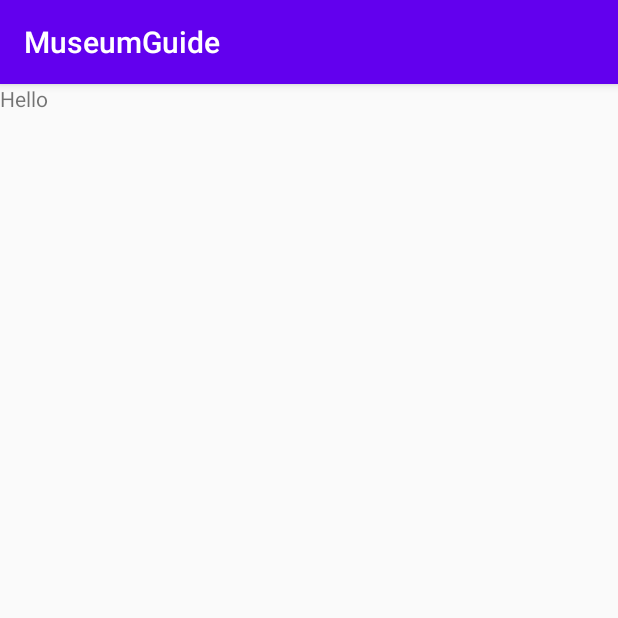
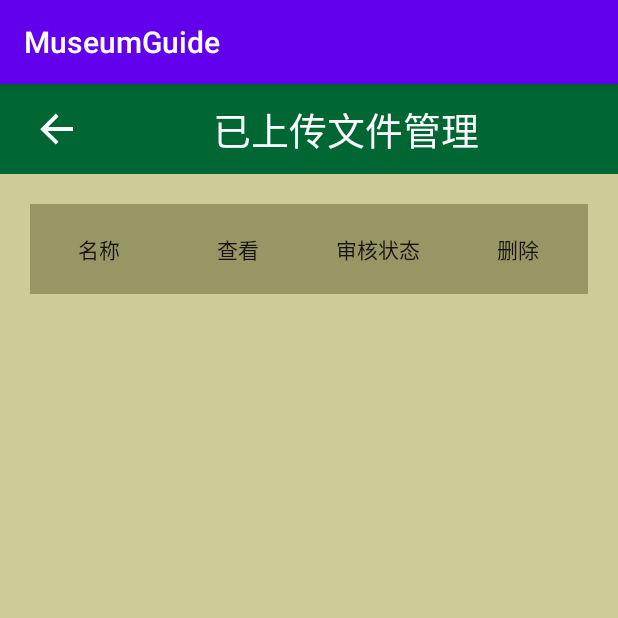
Before and after one commit to sekaiiiii/BUCTCS1703SECD, an Android app: the fragment ShowUploadState shown on its own in the app's theme, on a phone screen of 412 x 824 dp, the top half of it. Run offline under Robolectric (Android 15) with nearby library versions, the phone set to English and light mode, and no system bars.

Commit message:
已上传文件页面布局

```diff
--- a/Museum Navigation System/museumguide/app/src/main/res/layout/show_upload_state_fragment.xml
+++ b/Museum Navigation System/museumguide/app/src/main/res/layout/show_upload_state_fragment.xml
@@ -1,13 +1,72 @@
 <?xml version="1.0" encoding="utf-8"?>
+<?已上传文件管理?>
 <FrameLayout xmlns:android="http://schemas.android.com/apk/res/android"
     xmlns:tools="http://schemas.android.com/tools"
     android:layout_width="match_parent"
     android:layout_height="match_parent"
-    tools:context=".ui.FragmentForUsers.Upload.ShowUploadState">
+    tools:context=".ui.FragmentForUsers.Upload.ShowUploadState"
+    android:background="#CCCC99">
+    <LinearLayout
+        android:layout_width="match_parent"
+        android:layout_height="60dp"
+        android:background="#006633">
 
-    <TextView
+        <Button
+            android:id="@+id/bt_backup"
+            android:layout_width="50dp"
+            android:layout_height="match_parent"
+            android:background="#00000000"
+            android:drawableRight="@drawable/ic_fanhui"
+            />
+
+        <TextView
+            android:layout_width="match_parent"
+            android:layout_height="match_parent"
+            android:text="已上传文件管理"
+            android:textColor="#FFFFFF"
+            android:textSize="25dp"
+            android:gravity="center"/>
+
+    </LinearLayout>
+
+    <LinearLayout
+        android:layout_marginTop="80dp"
+        android:layout_marginRight="20dp"
+        android:layout_marginLeft="20dp"
         android:layout_width="match_parent"
-        android:layout_height="match_parent"
-        android:text="Hello" />
+        android:layout_height="60dp"
+        android:background="#999666">
 
+        <Button
+            android:id="@+id/bt_audio_name"
+            android:layout_width="0dp"
+            android:layout_height="match_parent"
+            android:layout_weight="1"
+            android:text="名称"
+            android:background="#00000000"/>
+
+        <Button
+            android:id="@+id/check"
+            android:layout_width="0dp"
+            android:layout_height="match_parent"
+            android:layout_weight="1"
+            android:text="查看"
+            android:background="#00000000"/>
+
+        <Button
+            android:id="@+id/audio_state"
+            android:layout_width="0dp"
+            android:layout_height="match_parent"
+            android:layout_weight="1"
+            android:text="审核状态"
+            android:background="#00000000"/>
+
+        <Button
+            android:id="@+id/bt_delete"
+            android:layout_width="0dp"
+            android:layout_height="match_parent"
+            android:layout_weight="1"
+            android:text="删除"
+            android:background="#00000000"/>
+    </LinearLayout>
 </FrameLayout>
```
